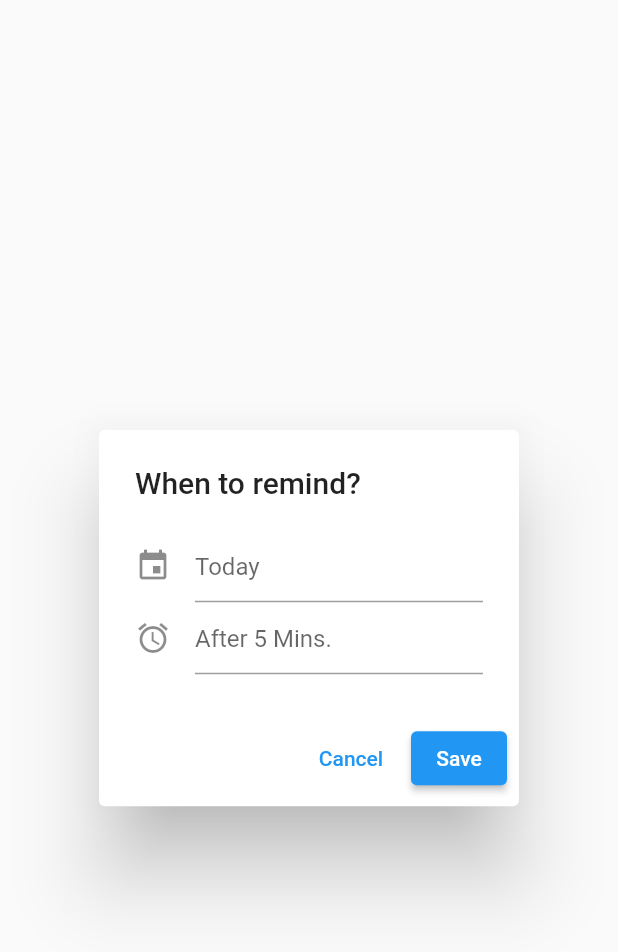
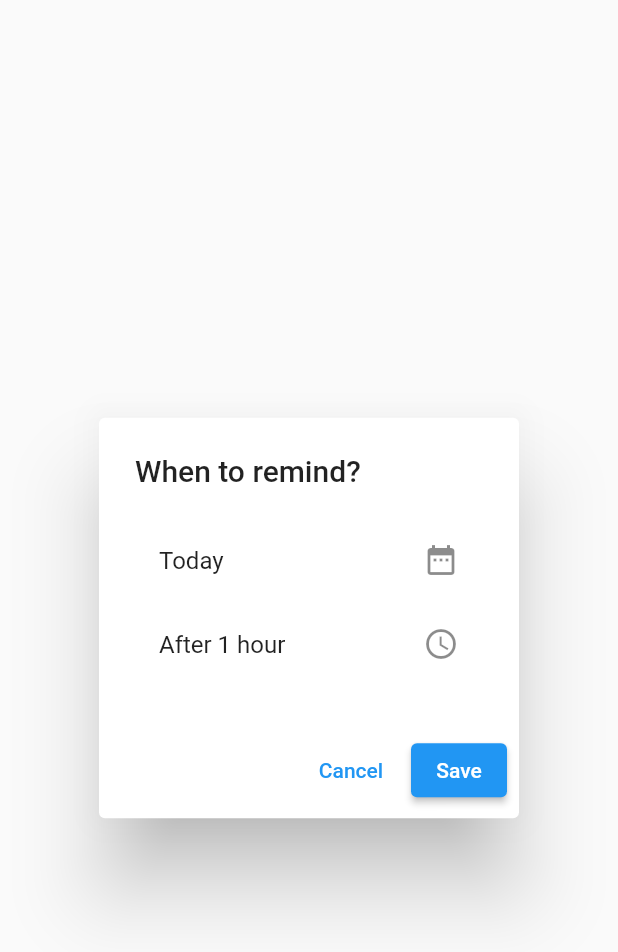
Before and after one commit to birbanshi/reminder-app-android, a Flutter app: the PopUp widget shown alone on an empty page, opened directly, on a phone screen of 412 x 824 dp. Shown: the top 952 px of the screen. Run offline on Flutter 3.47's test engine with Material 2 defaults, Android fonts, the phone set to English and light mode, and no system bars; drawn by our look-alikes of date_time_picker; our stand-ins replace firebase_auth, firebase_core, hive_flutter; accounts and stored records are empty; network calls fail.

Commit message:
Fixed issue with date picker and time picker.

```diff
--- a/lib/screens/login.dart
+++ b/lib/screens/login.dart
@@ -51,8 +51,8 @@ class _LogInState extends State<LogIn> {
                   ElevatedButton(
                     onPressed: () async {
                       final String? retVal = await Auth(auth: _auth).signIn(
-                          email: _emailController.text,
-                          password: _passwordController.text);
+                          email: _emailController.text.trim(),
+                          password: _passwordController.text.trim());
                       if (retVal == "Success") {
                         Navigator.pushNamedAndRemoveUntil(
                             context, "/home", (route) => false);
--- a/lib/screens/sign_up.dart
+++ b/lib/screens/sign_up.dart
@@ -56,8 +56,8 @@ class _SignUpState extends State<SignUp> {
                   ElevatedButton(
                     onPressed: () async {
                       String? retVal = await Auth(auth: _auth).createAccount(
-                          email: _emailController.text,
-                          password: _passwordController.text);
+                          email: _emailController.text.trim()
+                          password: _passwordController.text.trim());
                       if (retVal == "Success") {
                         ScaffoldMessenger.of(context).showSnackBar(
                           const SnackBar(
--- a/lib/widgets/pop_up.dart
+++ b/lib/widgets/pop_up.dart
@@ -1,8 +1,55 @@
-import 'package:date_time_picker/date_time_picker.dart';
 import 'package:flutter/material.dart';
+import 'package:intl/intl.dart';
 
-class PopUp extends StatelessWidget {
+extension TimeOfDayExtension on TimeOfDay {
+  TimeOfDay add({int hour = 0, int minute = 0}) {
+    return replacing(hour: this.hour + hour, minute: this.minute + minute);
+  }
+}
+
+class PopUp extends StatefulWidget {
   const PopUp({Key? key}) : super(key: key);
+
+  @override
+  State<PopUp> createState() => _PopUpState();
+}
+
+class _PopUpState extends State<PopUp> {
+  TimeOfDay time = TimeOfDay.now().add(hour: 1);
+  DateTime date = DateTime.now();
+  bool changeDateText = false;
+  bool changeTimeText = false;
+
+  void showCustomTimePickerDialog() async {
+    final TimeOfDay? dialog = await showTimePicker(
+      context: context,
+      initialTime: TimeOfDay.now().add(hour: 1),
+      initialEntryMode: TimePickerEntryMode.dial,
+      helpText: "When to remind?",
+    );
+    if (dialog != null) {
+      setState(() {
+        changeTimeText = true;
+        time = dialog;
+      });
+    }
+  }
+
+  void showCustomDatePickerDialog() async {
+    final DateTime? dialog = await showDatePicker(
+      context: context,
+      initialDate: DateTime.now(),
+      firstDate: DateTime.now(),
+      lastDate: DateTime(2030),
+      helpText: "When to remind?",
+    );
+    if (dialog != null) {
+      setState(() {
+        date = dialog;
+        changeDateText = true;
+      });
+    }
+  }
 
   @override
   Widget build(BuildContext context) {
@@ -12,21 +59,24 @@ class PopUp extends StatelessWidget {
         children: [
           Column(
             children: [
-              DateTimePicker(
-                type: DateTimePickerType.date,
-                firstDate: DateTime.now(),
-                lastDate: DateTime(2030),
-                icon: const Icon(Icons.event),
-                dateHintText: "Today",
+              InkWell(
+                child: ListTile(
+                  title: !changeDateText
+                      ? const Text("Today")
+                      : Text(DateFormat("yyyy-MM-dd").format(date)),
+                  trailing: const Icon(Icons.date_range),
+                ),
+                onTap: showCustomDatePickerDialog,
               ),
-              DateTimePicker(
-                type: DateTimePickerType.time,
-                timeHintText: "After 5 Mins.",
-                initialTime: TimeOfDay.now(),
-                icon: const Icon(Icons.alarm),
-                // use24HourFormat: false,
-                // locale: const Locale('en'),
-              )
+              InkWell(
+                child: ListTile(
+                  title: !changeTimeText
+                      ? const Text("After 1 hour")
+                      : Text(time.format(context)),
+                  trailing: const Icon(Icons.access_time),
+                ),
+                onTap: showCustomTimePickerDialog,
+              ),
             ],
           ),
         ],
--- a/pubspec.yaml
+++ b/pubspec.yaml
@@ -29,7 +29,6 @@ environment:
 dependencies:
   cloud_firestore: ^3.1.10
   cupertino_icons: ^1.0.2
-  date_time_picker: ^2.1.0
   firebase_auth: ^3.3.9
   firebase_core: ^1.13.1
   flutter:
@@ -46,6 +45,7 @@ dev_dependencies:
   flutter_test:
     sdk: flutter
   hive_generator: ^1.1.2
+  intl: ^0.17.0
   mockito: ^5.1.0
 
 # For information on the generic Dart part of this file, see the
```
Also changed, not shown: lib/models/to_do.dart (added, +18 -0 lines), pubspec.lock.
